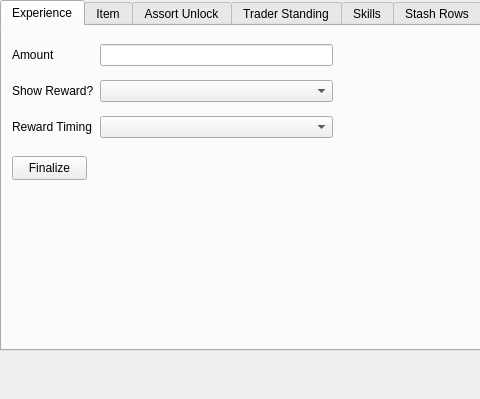
The window that src/gui_rewards.ui (ThePi1/SPT-Trader-Builder) describes before a commit, drawn with Qt 5; both pictures show x 0 to 480 and y 0 to 399 of the 973 by 399 pixel window.
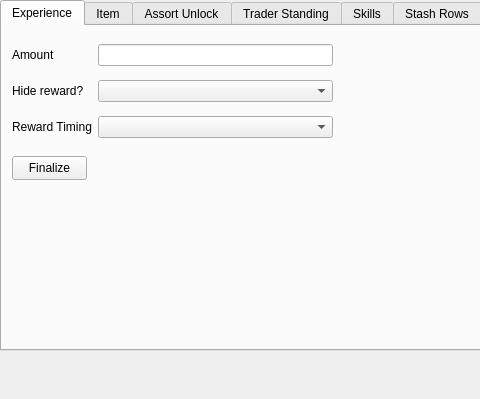
The same window after the commit.

```diff
--- a/src/gui_rewards.ui
+++ b/src/gui_rewards.ui
@@ -46,7 +46,7 @@
        <item row="3" column="0">
         <widget class="QLabel" name="label_7">
          <property name="text">
-          <string>Show Reward?</string>
+          <string>Hide reward?</string>
          </property>
         </widget>
        </item>
```
Left out of the diff: 14 changed lines with no effect on the pictures.
